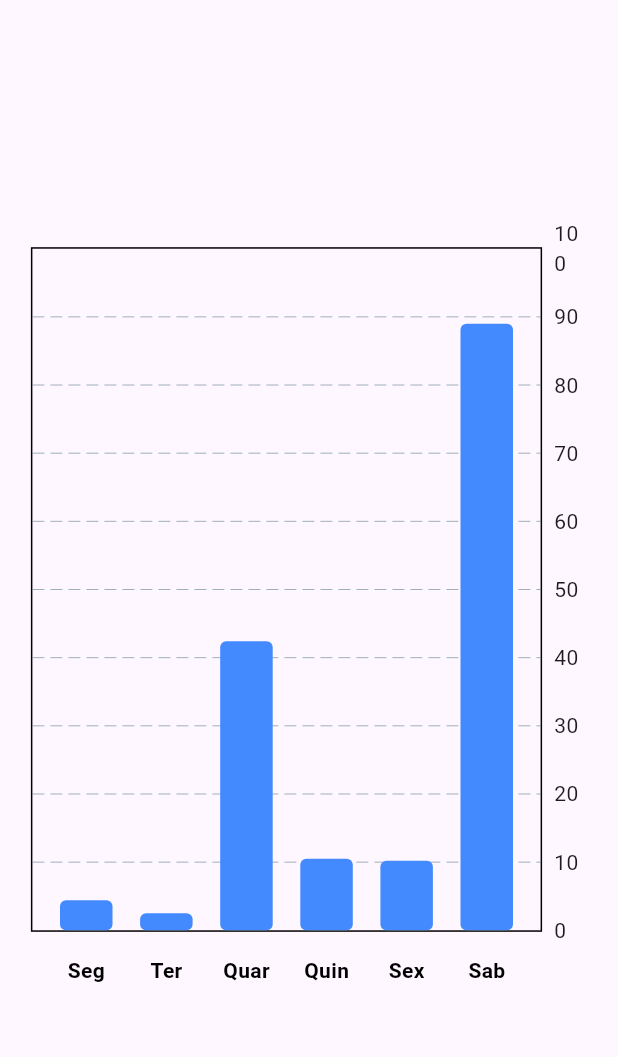
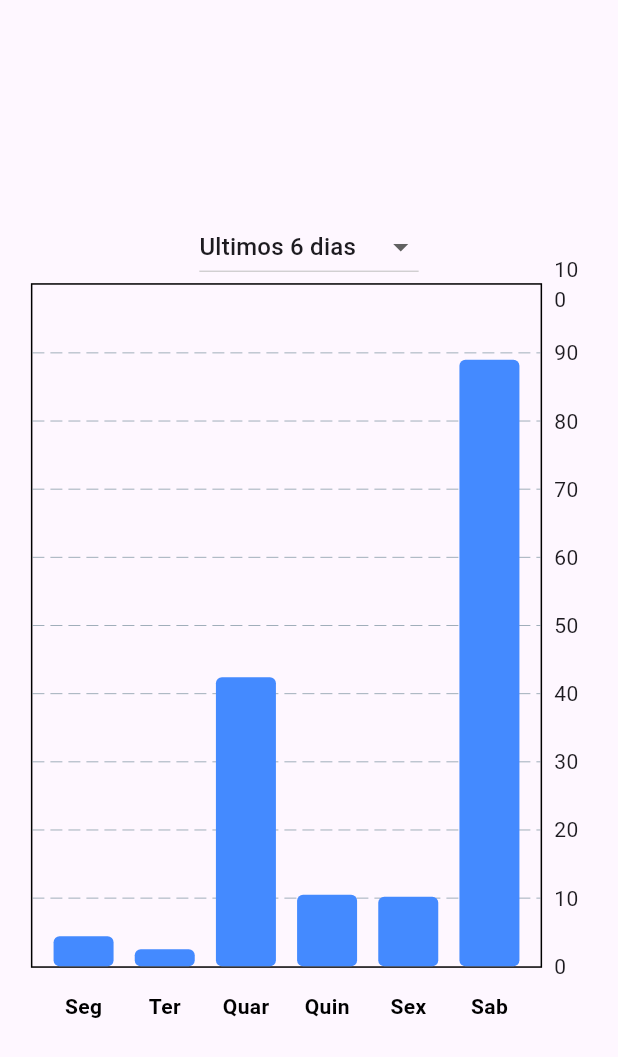
Before and after one commit to EdersonPinheiro/bargraphtute, a Flutter app: the screen it shows after launch, on a phone screen of 412 x 824 dp. Shown: the top 1057 px of the screen. Run offline on Flutter 3.47's test engine with Material 3 defaults, Android fonts, the phone set to English and light mode, and no system bars; drawn by our look-alikes of fl_chart.

Commit message:
Implemented dropdownselect in bar_graph.dart

```diff
--- a/lib/bar_graph/bar_graph.dart
+++ b/lib/bar_graph/bar_graph.dart
@@ -1,15 +1,18 @@
 import 'package:bargraphtute/bar_graph/ultima_semana_bar_data.dart';
+import 'package:bargraphtute/bar_graph/ultimos_tres_meses_bar_data.dart';
 import 'package:fl_chart/fl_chart.dart';
 import 'package:flutter/material.dart';
 import 'package:intl/intl.dart';
 
 class BarGraph extends StatelessWidget {
   final List weeklySummary;
-  const BarGraph({Key? key, required this.weeklySummary}) : super(key: key);
+  final String selectedDuration;
+  const BarGraph(
+      {Key? key, required this.weeklySummary, required this.selectedDuration})
+      : super(key: key);
 
   @override
   Widget build(BuildContext context) {
-
     UltimaSemanaBarData myBarData = UltimaSemanaBarData(
       segunda: weeklySummary[0],
       terca: weeklySummary[1],
@@ -19,9 +22,17 @@ class BarGraph extends StatelessWidget {
       sabado: weeklySummary[5],
     );
 
+    UltimosTresMesesBarData ultimosTresMeses = UltimosTresMesesBarData(
+      primeiroMes: weeklySummary[0],
+      segundoMes: weeklySummary[1],
+      terceiroMes: weeklySummary[2],
+    );
+
     myBarData.initializeBarData();
 
-    Widget getTitles(double value, TitleMeta meta) {
+    ultimosTresMeses.initializeBarData();
+
+    Widget getUltimaSemana(double value, TitleMeta meta) {
       const style = TextStyle(
         color: Colors.black,
         fontWeight: FontWeight.bold,
@@ -45,17 +56,59 @@ class BarGraph extends StatelessWidget {
       );
     }
 
+    Widget getUltimosTresMeses(double value, TitleMeta meta) {
+      const style = TextStyle(
+        color: Colors.black,
+        fontWeight: FontWeight.bold,
+        fontSize: 14,
+      );
+      List<String> days = ['Fev', 'Març', 'Abril'];
+
+      int index = value.toInt() % days.length;
+
+      Widget text = Text(
+        days[index],
+        style: style,
+      );
+
+      return Container(
+        child: SideTitleWidget(
+          axisSide: AxisSide.bottom,
+          space: 16,
+          child: text,
+        ),
+      );
+    }
+
     return BarChart(BarChartData(
       maxY: 100,
       minY: 0,
-      barGroups: myBarData.barData
+      barGroups: selectedDuration == 'Ultimos 6 dias'
+          ? myBarData.barData
               .map(
                 (data) => BarChartGroupData(
                   barRods: [
                     BarChartRodData(
                       toY: data.y,
                       color: Colors.blueAccent,
-                  width: 35,
+                      width: 40,
+                      borderRadius: const BorderRadius.all(
+                        Radius.circular(4),
+                      ),
+                    ),
+                  ],
+                  x: data.x,
+                ),
+              )
+              .toList()
+          : ultimosTresMeses.barData
+              .map(
+                (data) => BarChartGroupData(
+                  barRods: [
+                    BarChartRodData(
+                      toY: data.y,
+                      color: Colors.blueAccent,
+                      width: 65,
                       borderRadius: const BorderRadius.all(
                         Radius.circular(4),
                       ),
@@ -69,7 +122,9 @@ class BarGraph extends StatelessWidget {
         bottomTitles: AxisTitles(
           sideTitles: SideTitles(
             showTitles: true,
-            getTitlesWidget: getTitles,
+            getTitlesWidget: selectedDuration == 'Ultimos 6 dias'
+                ? getUltimaSemana
+                : getUltimosTresMeses,
             reservedSize: 38,
           ),
         ),
--- /dev/null
+++ b/lib/bar_graph/ultimos_tres_meses_bar_data.dart
@@ -0,0 +1,30 @@
+import 'package:bargraphtute/bar_graph/individual_bar.dart';
+
+class UltimosTresMesesBarData {
+  final double primeiroMes;
+  final double segundoMes;
+  final double terceiroMes;
+
+  UltimosTresMesesBarData(
+      {required this.primeiroMes,
+      required this.segundoMes,
+      required this.terceiroMes,
+});
+
+  List<IndividualBar> barData = [];
+
+  //Inicializa o barData
+
+  void initializeBarData() {
+    barData = [
+      //primeiroMes
+      IndividualBar(x: 0, y: primeiroMes),
+
+      //segundoMes
+      IndividualBar(x: 1, y: segundoMes),
+
+      //quarta
+      IndividualBar(x: 2, y: terceiroMes),
+    ];
+  }
+}
--- a/lib/home_page.dart
+++ b/lib/home_page.dart
@@ -10,6 +10,7 @@ class HomePage extends StatefulWidget {
 
 class _HomePageState extends State<HomePage> {
   List<double> weeklySumary = [4.40, 2.50, 42.42, 10.50, 10.20, 88.99, 20.10];
+  String selectedDuration = "Ultimos 6 dias"; // Default selection
 
   @override
   Widget build(BuildContext context) {
@@ -23,12 +24,32 @@ class _HomePageState extends State<HomePage> {
       body: Column(
         mainAxisAlignment: MainAxisAlignment.center,
         children: [
+          DropdownButton<String>(
+            value: selectedDuration,
+            items: [
+              DropdownMenuItem<String>(
+                value: "Ultimos 6 dias",
+                child: Text("Ultimos 6 dias"),
+              ),
+              DropdownMenuItem<String>(
+                value: "Ultimos 3 Meses",
+                child: Text("Ultimos 3 Meses"),
+              ),
+            ],
+            onChanged: (value) {
+              setState(() {
+                selectedDuration = value!;
+                // Update data based on selected duration (implementation needed)
+              });
+            },
+          ),
           Center(
             child: SizedBox(
               height: graphHeight,
               width: graphWidth,
               child: BarGraph(
                 weeklySummary: weeklySumary,
+                selectedDuration: selectedDuration
               ),
             ),
           ),
```
Lines whose indentation alone changed are shown as unchanged.
